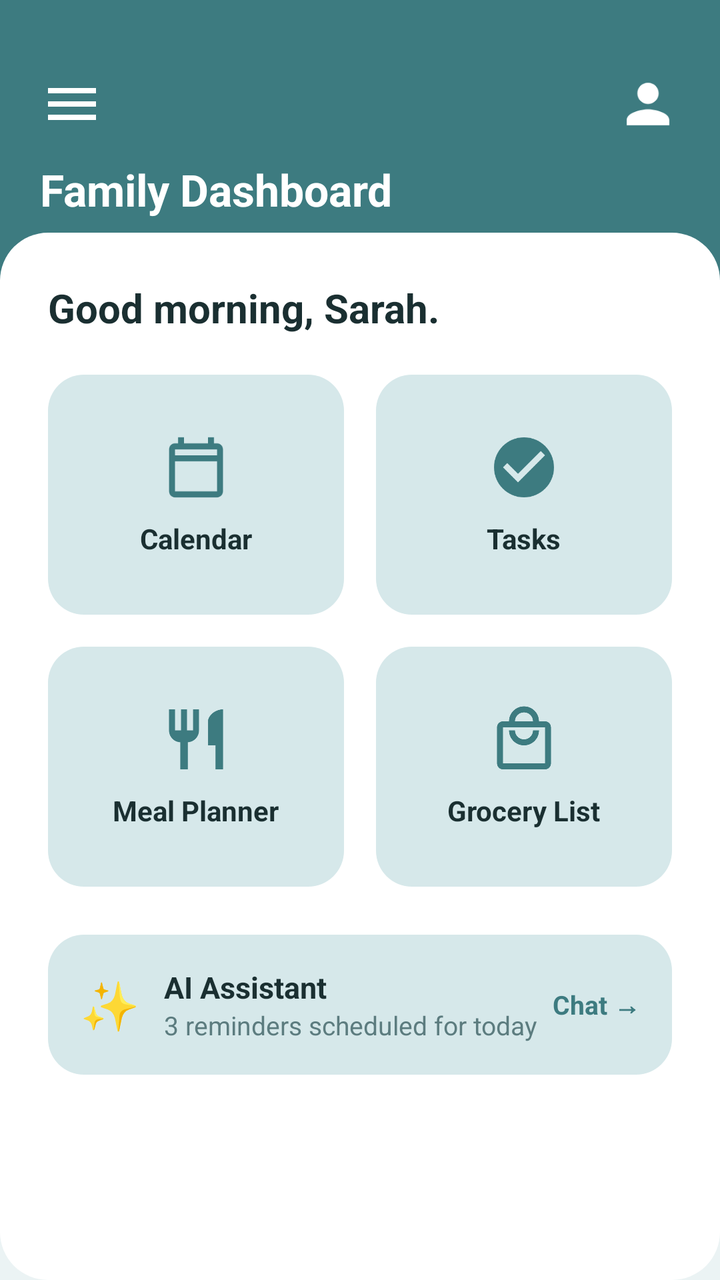
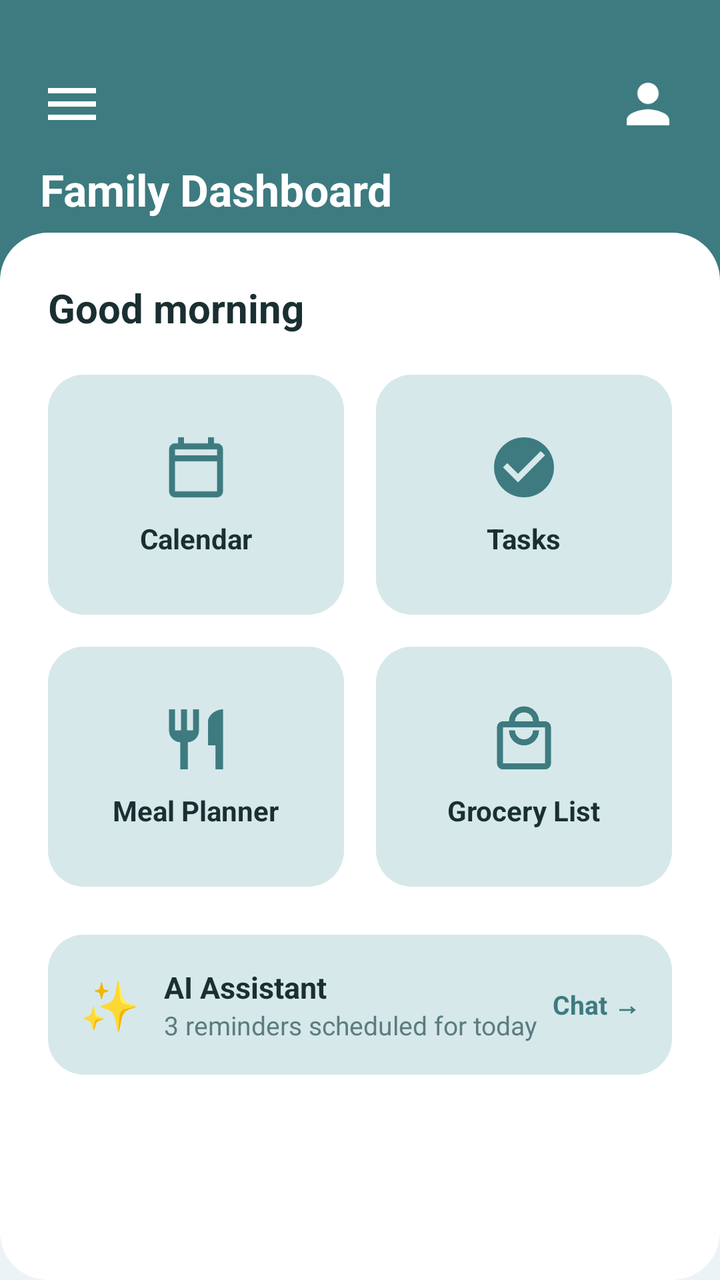

Two renders of the same Android screen: before a commit and after it. Below are the layout's source before the change and the commit's diff.
<!-- AndroidManifest.xml: application theme Theme.FamilyAIPlanner -->
<!-- res/layout/fragment_dashboard.xml -->
<?xml version="1.0" encoding="utf-8"?>
<androidx.constraintlayout.widget.ConstraintLayout 
    xmlns:android="http://schemas.android.com/apk/res/android"
    xmlns:app="http://schemas.android.com/apk/res-auto"
    android:layout_width="match_parent"
    android:layout_height="match_parent"
    android:background="@color/bgMint">

    
    <androidx.constraintlayout.widget.ConstraintLayout
        android:id="@+id/dashboardHeader"
        android:layout_width="0dp"
        android:layout_height="140dp"
        android:background="@color/primaryTeal"
        android:paddingStart="20dp"
        android:paddingTop="36dp"
        android:paddingEnd="20dp"
        app:layout_constraintEnd_toEndOf="parent"
        app:layout_constraintStart_toStartOf="parent"
        app:layout_constraintTop_toTopOf="parent">

        
        <ImageView
            android:id="@+id/btnMenu"
            android:layout_width="32dp"
            android:layout_height="32dp"
            android:contentDescription="Menu"
            android:src="@drawable/ic_menu"
            app:layout_constraintStart_toStartOf="parent"
            app:layout_constraintTop_toTopOf="parent" />

        
        <ImageView
            android:id="@+id/btnProfile"
            android:layout_width="32dp"
            android:layout_height="32dp"
            android:contentDescription="Profile"
            android:src="@drawable/ic_profile"
            app:layout_constraintEnd_toEndOf="parent"
            app:layout_constraintTop_toTopOf="parent" />

        
        <TextView
            android:id="@+id/dashboardTitle"
            android:layout_width="wrap_content"
            android:layout_height="wrap_content"
            android:layout_marginTop="12dp"
            android:text="@string/title_dashboard"
            android:textColor="@color/textWhite"
            android:textSize="22sp"
            android:textStyle="bold"
            app:layout_constraintStart_toStartOf="parent"
            app:layout_constraintTop_toBottomOf="@id/btnMenu" />

    </androidx.constraintlayout.widget.ConstraintLayout>

    
    <androidx.core.widget.NestedScrollView
        android:layout_width="0dp"
        android:layout_height="0dp"
        android:layout_marginTop="-24dp"
        android:background="@drawable/card_rounded_white"
        android:fillViewport="true"
        app:layout_constraintBottom_toBottomOf="parent"
        app:layout_constraintEnd_toEndOf="parent"
        app:layout_constraintStart_toStartOf="parent"
        app:layout_constraintTop_toBottomOf="@id/dashboardHeader">

        <LinearLayout
            android:layout_width="match_parent"
            android:layout_height="wrap_content"
            android:orientation="vertical"
            android:padding="24dp">

            
            <TextView
                android:id="@+id/greetingText"
                android:layout_width="wrap_content"
                android:layout_height="wrap_content"
                android:text="@string/greeting_sarah"
                android:textColor="@color/textPrimary"
                android:textSize="20sp"
                android:textStyle="bold" />

            
            <GridLayout
                android:layout_width="match_parent"
                android:layout_height="wrap_content"
                android:layout_marginTop="20dp"
                android:columnCount="2"
                android:rowCount="2">

                
                <LinearLayout
                    android:id="@+id/tileCalendar"
                    android:layout_width="0dp"
                    android:layout_height="120dp"
                    android:layout_columnWeight="1"
                    android:layout_marginEnd="8dp"
                    android:layout_marginBottom="16dp"
                    android:background="@drawable/card_tile_bg"
                    android:clickable="true"
                    android:focusable="true"
                    android:gravity="center"
                    android:orientation="vertical"
                    android:padding="16dp">

                    <ImageView
                        android:layout_width="36dp"
                        android:layout_height="36dp"
                        android:contentDescription="Calendar Icon"
                        android:src="@drawable/ic_calendar" />

                    <TextView
                        android:layout_width="wrap_content"
                        android:layout_height="wrap_content"
                        android:layout_marginTop="8dp"
                        android:text="@string/tile_calendar"
                        android:textColor="@color/textPrimary"
                        android:textSize="14sp"
                        android:textStyle="bold" />
                </LinearLayout>

                
                <LinearLayout
                    android:id="@+id/tileTasks"
                    android:layout_width="0dp"
                    android:layout_height="120dp"
                    android:layout_columnWeight="1"
                    android:layout_marginStart="8dp"
                    android:layout_marginBottom="16dp"
                    android:background="@drawable/card_tile_bg"
                    android:clickable="true"
                    android:focusable="true"
                    android:gravity="center"
                    android:orientation="vertical"
                    android:padding="16dp">

                    <ImageView
                        android:layout_width="36dp"
                        android:layout_height="36dp"
                        android:contentDescription="Tasks Icon"
                        android:src="@drawable/ic_tasks" />

                    <TextView
                        android:layout_width="wrap_content"
                        android:layout_height="wrap_content"
                        android:layout_marginTop="8dp"
                        android:text="@string/tile_tasks"
                        android:textColor="@color/textPrimary"
                        android:textSize="14sp"
                        android:textStyle="bold" />
                </LinearLayout>

                
                <LinearLayout
                    android:id="@+id/tileMeals"
                    android:layout_width="0dp"
                    android:layout_height="120dp"
                    android:layout_columnWeight="1"
                    android:layout_marginEnd="8dp"
                    android:background="@drawable/card_tile_bg"
                    android:clickable="true"
                    android:focusable="true"
                    android:gravity="center"
                    android:orientation="vertical"
                    android:padding="16dp">

                    <ImageView
                        android:layout_width="36dp"
                        android:layout_height="36dp"
                        android:contentDescription="Meals Icon"
                        android:src="@drawable/ic_meals" />

                    <TextView
                        android:layout_width="wrap_content"
                        android:layout_height="wrap_content"
                        android:layout_marginTop="8dp"
                        android:text="@string/tile_meal_planner"
                        android:textColor="@color/textPrimary"
                        android:textSize="14sp"
                        android:textStyle="bold" />
                </LinearLayout>

                
                <LinearLayout
                    android:id="@+id/tileGrocery"
                    android:layout_width="0dp"
                    android:layout_height="120dp"
                    android:layout_columnWeight="1"
                    android:layout_marginStart="8dp"
                    android:background="@drawable/card_tile_bg"
                    android:clickable="true"
                    android:focusable="true"
                    android:gravity="center"
                    android:orientation="vertical"
                    android:padding="16dp">

                    <ImageView
                        android:layout_width="36dp"
                        android:layout_height="36dp"
                        android:contentDescription="Grocery Icon"
                        android:src="@drawable/ic_grocery" />

                    <TextView
                        android:layout_width="wrap_content"
                        android:layout_height="wrap_content"
                        android:layout_marginTop="8dp"
                        android:text="@string/tile_grocery_list"
                        android:textColor="@color/textPrimary"
                        android:textSize="14sp"
                        android:textStyle="bold" />
                </LinearLayout>

            </GridLayout>

            
            <LinearLayout
                android:id="@+id/bannerAIAssistant"
                android:layout_width="match_parent"
                android:layout_height="wrap_content"
                android:layout_marginTop="24dp"
                android:background="@drawable/card_tile_bg"
                android:gravity="center_vertical"
                android:orientation="horizontal"
                android:padding="16dp">

                <TextView
                    android:layout_width="wrap_content"
                    android:layout_height="wrap_content"
                    android:text="✨"
                    android:textSize="24sp" />

                <LinearLayout
                    android:layout_width="0dp"
                    android:layout_height="wrap_content"
                    android:layout_marginStart="12dp"
                    android:layout_weight="1"
                    android:orientation="vertical">

                    <TextView
                        android:layout_width="wrap_content"
                        android:layout_height="wrap_content"
                        android:text="AI Assistant"
                        android:textColor="@color/textPrimary"
                        android:textSize="15sp"
                        android:textStyle="bold" />

                    <TextView
                        android:layout_width="wrap_content"
                        android:layout_height="wrap_content"
                        android:text="3 reminders scheduled for today"
                        android:textColor="@color/textSecondary"
                        android:textSize="13sp" />
                </LinearLayout>

                <TextView
                    android:layout_width="wrap_content"
                    android:layout_height="wrap_content"
                    android:text="Chat →"
                    android:textColor="@color/primaryTeal"
                    android:textSize="13sp"
                    android:textStyle="bold" />
            </LinearLayout>

        </LinearLayout>
    </androidx.core.widget.NestedScrollView>

</androidx.constraintlayout.widget.ConstraintLayout>
<!-- resources referenced by this layout -->
<resources>
  <color name="bgMint">#EBF3F4</color>
  <color name="primaryTeal">#3D7B80</color>
  <color name="textPrimary">#1A2F31</color>
  <color name="textSecondary">#5C7C7F</color>
  <color name="textWhite">#FFFFFF</color>
  <!-- drawable card_rounded_white (drawable) -->
  <?xml version="1.0" encoding="utf-8"?>
  <shape xmlns:android="http://schemas.android.com/apk/res/android"
      android:shape="rectangle">
      <corners android:radius="24dp" />
      <solid android:color="@color/surfaceWhite" />
  </shape>
  <!-- drawable card_tile_bg (drawable) -->
  <?xml version="1.0" encoding="utf-8"?>
  <shape xmlns:android="http://schemas.android.com/apk/res/android"
      android:shape="rectangle">
      <corners android:radius="18dp" />
      <solid android:color="@color/tileTealLight" />
  </shape>
  <!-- drawable ic_calendar (drawable) -->
  <vector xmlns:android="http://schemas.android.com/apk/res/android"
      android:width="28dp"
      android:height="28dp"
      android:viewportWidth="24"
      android:viewportHeight="24">
      <path
          android:fillColor="#3D7B80"
          android:pathData="M19,4h-1V2h-2v2H8V2H6v2H5C3.89,4 3.01,4.9 3.01,6L3,20c0,1.1 0.89,2 2,2h14c1.1,0 2,-0.9 2,-2V6c0,-1.1 -0.9,-2 -2,-2zm0,16H5V10h14v10zm0,-12H5V6h14v2z" />
  </vector>
  <!-- drawable ic_meals (drawable) -->
  <vector xmlns:android="http://schemas.android.com/apk/res/android"
      android:width="28dp"
      android:height="28dp"
      android:viewportWidth="24"
      android:viewportHeight="24">
      <path
          android:fillColor="#3D7B80"
          android:pathData="M11,9H9V2H7v7H5V2H3v7c0,2.12 1.66,3.84 3.75,3.97V22h2.5v-9.03C11.34,12.84 13,11.12 13,9V2h-2v7zm5,-3v8h2.5v8H21V2c-2.76,0 -5,2.24 -5,4z" />
  </vector>
  <!-- drawable ic_menu (drawable) -->
  <vector xmlns:android="http://schemas.android.com/apk/res/android"
      android:width="28dp"
      android:height="28dp"
      android:viewportWidth="24"
      android:viewportHeight="24">
      <path
          android:fillColor="#FFFFFF"
          android:pathData="M3,18h18v-2H3v2zm0,-5h18v-2H3v2zm0,-7v2h18V6H3z" />
  </vector>
  <!-- drawable ic_profile (drawable) -->
  <vector xmlns:android="http://schemas.android.com/apk/res/android"
      android:width="28dp"
      android:height="28dp"
      android:viewportWidth="24"
      android:viewportHeight="24">
      <path
          android:fillColor="#FFFFFF"
          android:pathData="M12,12c2.21,0 4,-1.79 4,-4s-1.79,-4 -4,-4 -4,1.79 -4,4 1.79,4 4,4zm0,2c-2.67,0 -8,1.34 -8,4v2h16v-2c0,-2.66 -5.33,-4 -8,-4z" />
  </vector>
  <!-- drawable ic_tasks (drawable) -->
  <vector xmlns:android="http://schemas.android.com/apk/res/android"
      android:width="28dp"
      android:height="28dp"
      android:viewportWidth="24"
      android:viewportHeight="24">
      <path
          android:fillColor="#3D7B80"
          android:pathData="M12,2C6.48,2 2,6.48 2,12s4.48,10 10,10 10,-4.48 10,-10S17.52,2 12,2zm-2,15l-5,-5 1.41,-1.41L10,14.17l7.59,-7.59L19,8l-9,9z" />
  </vector>
  <string name="greeting_sarah">Good morning, Sarah.</string>
  <string name="tile_calendar">Calendar</string>
  <string name="tile_grocery_list">Grocery List</string>
  <string name="tile_meal_planner">Meal Planner</string>
  <string name="tile_tasks">Tasks</string>
  <string name="title_dashboard">Family Dashboard</string>
  <style name="Theme.FamilyAIPlanner" parent="Theme.Material3.Light.NoActionBar">
          <item name="colorPrimary">@color/primaryTeal</item>
          <item name="colorPrimaryContainer">@color/tileTealLight</item>
          <item name="colorSecondary">@color/colorSecondary</item>
          <item name="android:statusBarColor">@color/primaryTeal</item>
          <item name="android:navigationBarColor">@color/surfaceWhite</item>
          <item name="android:windowBackground">@color/bgMint</item>
      </style>
  <color name="surfaceWhite">#FFFFFF</color>
  <color name="tileTealLight">#D6E8EA</color>
  <color name="colorSecondary">#4A8B90</color>
  <!-- unchanged entries left out for length: 1 -->
</resources>

<!-- the commit's change to res/layout/fragment_dashboard.xml (unified diff, before → after) -->
@@ -77,7 +77,7 @@
                 android:id="@+id/greetingText"
                 android:layout_width="wrap_content"
                 android:layout_height="wrap_content"
-                android:text="@string/greeting_sarah"
+                android:text="Good morning"
                 android:textColor="@color/textPrimary"
                 android:textSize="20sp"
                 android:textStyle="bold" />
<!-- resource entries referenced after the edit -->
@@ -69,7 +69,6 @@
           android:fillColor="#3D7B80"
           android:pathData="M12,2C6.48,2 2,6.48 2,12s4.48,10 10,10 10,-4.48 10,-10S17.52,2 12,2zm-2,15l-5,-5 1.41,-1.41L10,14.17l7.59,-7.59L19,8l-9,9z" />
   </vector>
-  <string name="greeting_sarah">Good morning, Sarah.</string>
   <string name="tile_calendar">Calendar</string>
   <string name="tile_grocery_list">Grocery List</string>
   <string name="tile_meal_planner">Meal Planner</string>
